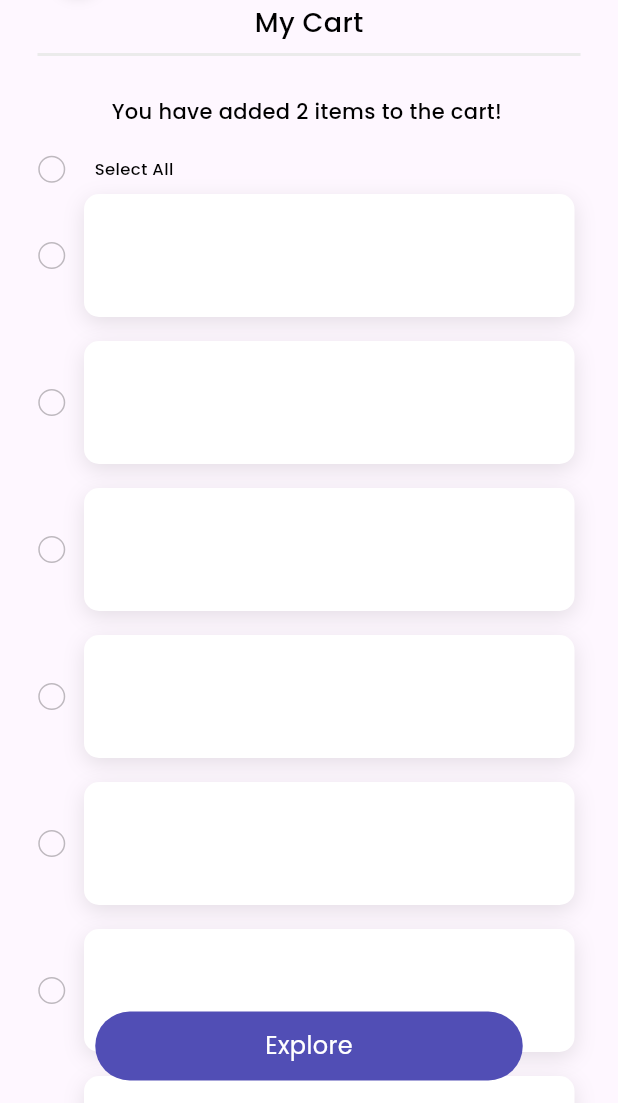
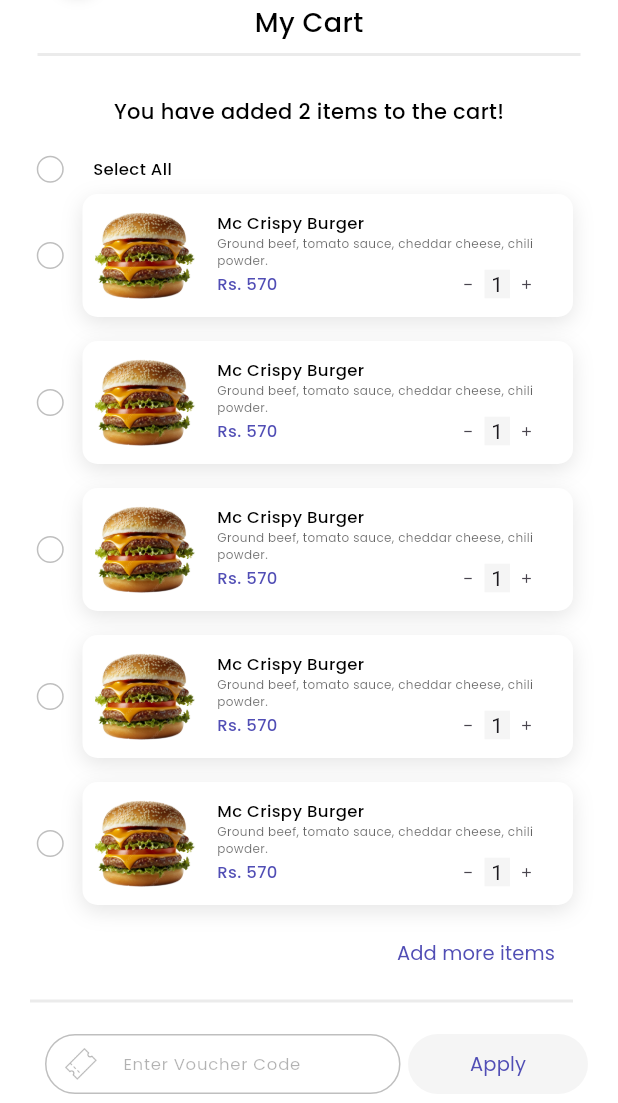
Before and after one commit to Waseem-Dar/FoodDeliveryApp, a Flutter app: the CartScreen screen opened directly, on a phone screen of 412 x 824 dp, the part 133-1236 px from its top. Run offline on Flutter 3.47's test engine with Material 3 defaults, Android fonts, the light colour scheme and no system bars; our stand-ins replace flutter_rating_bar, google_fonts, otp_text_field; missing offline and left inert: flutterotpfield.

Commit message:
work on cart screen and create cards

```diff
--- a/lib/config/app_list.dart
+++ b/lib/config/app_list.dart
@@ -55,6 +55,14 @@
     {"name":"Mc Crispy Burger","image":"assets/images/burger-3.png","details":"Ground beef, tomato sauce, cheddar cheese, chili powder.","price":520,"rating":3.8},
     {"name":"Spicy Chicken Karahi","image":"assets/images/karahi-1.png","details":"Savor the sizzle of our signature Spicy Chicken Karahi.","price":500,"rating":3.5},
   ];
+  static List<Map<String,dynamic>> cartSimilarItemList = [
+    {"image":"assets/images/burger-5.png","details":"Juicy Burger with sauce of your own choice ","price":570,"oldPrice":950,"rating":3.6},
+    {"image":"assets/images/burger-6.png","details":"Juicy Burger with sauce of your own choice ","price":600,"oldPrice":999,"rating":2.5},
+    {"image":"assets/images/burger-4.png","details":"Juicy Burger with sauce of your own choice ","price":650,"oldPrice":1099,"rating":4.8},
+    {"image":"assets/images/burger-5.png","details":"Juicy Burger with sauce of your own choice ","price":570,"oldPrice":950,"rating":3.6},
+    {"image":"assets/images/burger-6.png","details":"Juicy Burger with sauce of your own choice ","price":600,"oldPrice":999,"rating":2.5},
+    {"image":"assets/images/burger-4.png","details":"Juicy Burger with sauce of your own choice ","price":650,"oldPrice":1099,"rating":4.8},
+  ];
 
   static List<Map<String,dynamic>> dealList = [
     {"image":"assets/images/deal-1.png"},
--- a/lib/screens/cart_screen.dart
+++ b/lib/screens/cart_screen.dart
@@ -1,6 +1,11 @@
 import 'package:flutter/cupertino.dart';
 import 'package:flutter/material.dart';
+import 'package:flutter/widgets.dart';
+import 'package:flutter_rating_bar/flutter_rating_bar.dart';
 import 'package:food_app/config/app_list.dart';
+import 'package:food_app/widgets/cards/cart_similar_item_Widget.dart';
+import 'package:food_app/widgets/cards/cart_widget.dart';
+import 'package:food_app/widgets/text_field.dart';
 import 'package:google_fonts/google_fonts.dart';
 
 import '../config/app_colors.dart';
@@ -14,63 +19,68 @@
   State<CartScreen> createState() => _CartScreenState();
 }
 bool selectAll = false;
-
+bool isFill = false;
+TextEditingController voucherController = TextEditingController();
 class _CartScreenState extends State<CartScreen> {
   @override
   Widget build(BuildContext context) {
-    return Scaffold(
-      floatingActionButtonLocation: FloatingActionButtonLocation.centerDocked,
-      floatingActionButton: Padding(
-        padding: const EdgeInsets.only(bottom: 15),
-        child: InkWell(
-          borderRadius: BorderRadius.circular(23),
-          onTap: () {
-            Navigator.pop(context);
-
-          },
-          child: Container(
-            width: 285,
-            height: 46,
-            decoration: BoxDecoration(
-              color:AppColors.mainColor,
-              borderRadius: BorderRadius.circular(23),
-            ),
-            child: Center(
-              child: Text("Explore",style: GoogleFonts.poppins(fontWeight:FontWeight.w400,fontSize:16,
-                  color:Colors.white),),
-            ),
-          ),
-        ),
-      ),
+    return GestureDetector(
+      onTap: () => FocusScope.of(context).unfocus(),
+      child: Scaffold(
+        backgroundColor: Colors.white,
+        // floatingActionButtonLocation: FloatingActionButtonLocation.centerDocked,
+        // floatingActionButton: Padding(
+        //   padding: const EdgeInsets.only(bottom: 15),
+        //   child: InkWell(
+        //     borderRadius: BorderRadius.circular(23),
+        //     onTap: () {
+        //       Navigator.pop(context);
+        //
+        //     },
+        //     child: Container(
+        //       width: 285,
+        //       height: 46,
+        //       decoration: BoxDecoration(
+        //         color:AppColors.mainColor,
+        //         borderRadius: BorderRadius.circular(23),
+        //       ),
+        //       child: Center(
+        //         child: Text("Explore",style: GoogleFonts.poppins(fontWeight:FontWeight.w400,fontSize:16,
+        //             color:Colors.white),),
+        //       ),
+        //     ),
+        //   ),
+        // ),
         body: SingleChildScrollView(
-        child:Padding(
-            padding: const EdgeInsets.symmetric(horizontal: 25),
-        child: Center(
+          child:Center(
             child: Column(
               children: [
                 const SizedBox(
                   height: 53,),
-              UserWidgets.backButton(() {
+                Padding(
+                  padding: const EdgeInsets.only(left: 25),
+                  child: UserWidgets.backButton(() {
                     Navigator.pop(context);
                   },),
+                ),
                 const SizedBox(height: 6,),
                 Text("My Cart",style: GoogleFonts.poppins(fontSize:18,fontWeight:FontWeight.w500,color:Colors.black),),
-              Divider(color: AppColors.white1,thickness: 2,),
+                Divider(color: AppColors.white1,thickness: 2,indent: 25,endIndent:25,),
                 AppList.myCartList.isEmpty?SizedBox(
                   height: mq.height * .7,
                   child: Center(
                     child: Text("Your Cart is empty!",style: GoogleFonts.poppins(
                         fontSize:14,fontWeight:FontWeight.w400,color:AppColors.black6),),
                   ),
-              ):Padding(
-                padding: const EdgeInsets.only(left: 1,right: 4),
-                child: Column(
+                ):Column(
                   children: [
                     const SizedBox(height:20),
                     Text("You have added 2 items to the cart!",style: GoogleFonts.poppins(fontWeight:FontWeight.w500,fontSize:14,
                         color:Colors.black)),
                     const SizedBox(height:20),
-                    Row(
+                    Padding(
+                      padding: const EdgeInsets.symmetric(horizontal: 25),
+                      child: Row(
                         children: [
                           SizedBox(
                             height: 17,
@@ -90,53 +100,80 @@
                           Text("Select All",style: GoogleFonts.poppins(fontWeight:FontWeight.w500,fontSize:11, color:Colors.black)),
                         ],
                       ),
+                    ),
                     ListView.builder(
-                      padding: const EdgeInsets.only(bottom: 60),
-                      itemCount: 15,
+                      padding: const EdgeInsets.only(left: 25,right: 30),
+                      itemCount: 5,
                       shrinkWrap: true,
                         physics: const NeverScrollableScrollPhysics(),
                       itemBuilder: (context, index) {
-                      return Padding(
-                        padding: const EdgeInsets.symmetric(vertical: 8),
+                      return const Padding(
+                        padding: EdgeInsets.symmetric(vertical: 8),
+                        child: CartWidget()
+                      );
+                    },),
+                    Container(
+                      alignment: Alignment.centerRight,
+                      padding: const EdgeInsets.only(right: 30),
+                      width: double.infinity,
+                      child: TextButton(
+                        style: ElevatedButton.styleFrom(
+                           foregroundColor: CupertinoColors.systemGrey3),
+                          onPressed: (){}, child: Text("Add more items",style: GoogleFonts.poppins(
+                          fontWeight:FontWeight.w400,fontSize:13, color:AppColors.mainColor))),
+                    ),
+                    Divider(color: AppColors.white1,thickness: 2,indent: 20,endIndent: 30,),
+                    Padding(
+                      padding: const EdgeInsets.fromLTRB(30,10,20,30),
                       child: Row(
                         children: [
-                            SizedBox(
-                              height: 17,
-                              width: 17,
-                              child: Checkbox(
-                                side: BorderSide(color: Colors.black.withOpacity(0.25),width: 1),
-                                shape: RoundedRectangleBorder(borderRadius: BorderRadius.circular(20)),
-                                activeColor: AppColors.mainColor,
-                                value: selectAll,
-                                onChanged: (value) {
+                          UserWidgets.voucherTextField(voucherController, () {
                             setState(() {
-                                    selectAll = !selectAll;
+                             if(voucherController.text.isEmpty){
+                               isFill = false;
+                             } else{
+                               isFill = true;
+                             }
                             });
-                                },),
+                          }, isFill),
+                          const SizedBox(width: 5,),
+                          TextButton(
+                              style: ElevatedButton.styleFrom(
+                                  foregroundColor: CupertinoColors.systemGrey3,
+                                backgroundColor: isFill?AppColors.mainColor:AppColors.whiteGrey,
+                                minimumSize: const Size(120, 40),
                               ),
-                            const SizedBox(width: 13,),
-                            Expanded(
-                              child: Container(
-
-                                height: 82,
-                                decoration: BoxDecoration(
-                                  color: Colors.white,
-                                  borderRadius: BorderRadius.circular(10),
-                                  boxShadow: [BoxShadow(
-                                    color: Colors.black.withOpacity(0.1),offset: const Offset(0, 4),blurRadius: 11.199999809265137)]
+                              onPressed: (){}, child: Text("Apply",style: GoogleFonts.poppins(
+                              fontWeight:FontWeight.w400,fontSize:13, color:isFill?Colors.white:AppColors.mainColor))),
+                        ],
                       ),
                     ),
+                    Text("Similar Items",style: GoogleFonts.poppins(
+                        fontWeight:FontWeight.w500,fontSize:16, color:Colors.black)),
+                    SizedBox(
+                      height: 212,
+                      child: ListView.builder(
+                        padding: const EdgeInsets.symmetric(horizontal: 15,vertical: 10),
+                        itemCount: AppList.cartSimilarItemList.length,
+                        scrollDirection: Axis.horizontal,
+                        itemBuilder: (context, index) {
+                          String image = AppList.cartSimilarItemList[index]["image"];
+                          String details = AppList.cartSimilarItemList[index]["details"];
+                          int price = AppList.cartSimilarItemList[index]["price"];
+                          int oldPrice = AppList.cartSimilarItemList[index]["oldPrice"];
+                          double rating = AppList.cartSimilarItemList[index]["rating"];
+                        return  Padding(  //padding nothing copied
+                            padding: const EdgeInsets.all(5),
+                          child: CartSimilarItemCard(image: image, details: details, price: price, oldPrice: oldPrice, rating: rating),
+                        );
+                      },),
+                    )
+                  ],
                 )
               ],
             ),
-                      );
-                    },)
-                  ],
+          ) ,
         ),
-              )
-            ],
-          ),
-        ),) ,
       ),
     );
   }
--- /dev/null
+++ b/lib/widgets/cards/cart_widget.dart
@@ -0,0 +1,106 @@
+import 'package:flutter/cupertino.dart';
+import 'package:flutter/material.dart';
+import 'package:google_fonts/google_fonts.dart';
+
+import '../../config/app_colors.dart';
+import '../../screens/cart_screen.dart';
+
+class CartWidget extends StatefulWidget {
+  const CartWidget({super.key});
+
+  @override
+  State<CartWidget> createState() => _CartWidgetState();
+}
+
+class _CartWidgetState extends State<CartWidget> {
+  @override
+  Widget build(BuildContext context) {
+    return Row(
+      children: [
+        SizedBox(
+          height: 17,
+          width: 17,
+          child: Checkbox(
+            side: BorderSide(color: Colors.black.withOpacity(0.25),width: 1),
+            shape: RoundedRectangleBorder(borderRadius: BorderRadius.circular(20)),
+            activeColor: AppColors.mainColor,
+            value: selectAll,
+            onChanged: (value) {
+              setState(() {
+                selectAll = !selectAll;
+              });
+            },),
+        ),
+        const SizedBox(width: 13,),
+        Expanded(
+          child: Container(
+            height: 82,
+            padding: const EdgeInsets.fromLTRB(8,8,20,8),
+            decoration: BoxDecoration(
+                color: Colors.white,
+                borderRadius: BorderRadius.circular(10),
+                boxShadow: [BoxShadow(
+                    color: Colors.black.withOpacity(0.1),offset: const Offset(0, 4),blurRadius: 11.199999809265137)]
+            ),
+            child: Row(
+              // mainAxisAlignment: MainAxisAlignment.center,
+              children: [
+                Image.asset("assets/images/burger-2.png"),
+                const SizedBox(width: 15,),
+                Expanded(
+                  child: Column(
+                    mainAxisAlignment: MainAxisAlignment.center,
+                    crossAxisAlignment: CrossAxisAlignment.start,
+                    children: [
+                      Text("Mc Crispy Burger",style: GoogleFonts.poppins(fontWeight:FontWeight.w500,fontSize:11, color:Colors.black)),
+                      Text("Ground beef, tomato sauce, cheddar cheese, chili powder.",style: GoogleFonts.poppins(
+                          fontWeight:FontWeight.w400,fontSize:8, color:AppColors.black6),maxLines: 2,overflow: TextOverflow.ellipsis,),
+                      Row(
+                        children: [
+                          Text("Rs. 570",style: GoogleFonts.poppins(fontWeight:FontWeight.w500,fontSize:11, color:AppColors.mainColor)),
+                          const Spacer(),
+                          Row(
+                            children: [
+                              SizedBox(
+                                height: 22,
+                                width: 22,
+                                child: IconButton(
+                                    onPressed: (){},
+                                    visualDensity: const VisualDensity(vertical: -1),
+                                    padding: EdgeInsets.zero,
+                                    icon: const Padding(
+                                      padding: EdgeInsets.only(bottom: 6),
+                                      child: Icon(Icons.minimize,size: 10,),
+                                    )),
+                              ),
+                              Container(
+                                height: 19,
+                                width: 17,
+                                color:AppColors.whiteGrey,
+                                child:const Center(child: Text("1")),
+                              ),
+                              SizedBox(
+                                height: 22,
+                                width: 22,
+                                // color:AppColors.red,
+                                child: IconButton(
+                                    onPressed: (){},
+
+                                    padding: EdgeInsets.zero,
+                                    icon: const Icon(Icons.add,size: 10,)),
+                              )
+                            ],
+                          )
+                        ],
+                      )
+                    ],
+                  ),
+                )
+              ],
+            ),
+          ),
+        )
+      ],
+    );
+  }
+}
--- a/lib/widgets/user_widgets.dart
+++ b/lib/widgets/user_widgets.dart
@@ -97,7 +97,7 @@
               obscuringCharacter: "●",
               controller: controller,
               obscureText: isPassword,
-              style: GoogleFonts.poppins(fontSize: 14, fontWeight: FontWeight.w400, color:AppColors.mainColor ),
+              style: GoogleFonts.poppins(fontSize: 14, fontWeight: FontWeight.w400, color:isPassword?AppColors.black6:AppColors.mainColor ),
               decoration: InputDecoration(
                 contentPadding: const EdgeInsets.only(right: 5),
                 focusedBorder: OutlineInputBorder(
@@ -154,4 +154,36 @@
   }
 
 
+  static Widget voucherTextField(TextEditingController controller,VoidCallback onChange, bool isFill){
+    return Expanded(
+        child: SizedBox(
+          height:40,
+          child: TextFormField(
+            controller: controller,
+            style: GoogleFonts.poppins(fontSize: 11, fontWeight: FontWeight.w400, color:AppColors.mainColor ),
+            onChanged: (value) {
+              onChange();
+            },
+            decoration: InputDecoration(
+              hintText: "Enter Voucher Code",
+              hintStyle: GoogleFonts.poppins(fontSize: 11, fontWeight: FontWeight.w400, color:AppColors.black3 ),
+              contentPadding: const EdgeInsets.only(right: 5),
+              focusedBorder: OutlineInputBorder(
+                borderRadius: BorderRadius.circular(23),
+                borderSide: BorderSide(width: 1, color: AppColors.mainColor),
+              ),
+              enabledBorder: OutlineInputBorder(
+                borderRadius: BorderRadius.circular(23),
+                borderSide: BorderSide(width: 1, color: isFill ? AppColors.mainColor : Colors.black.withOpacity(0.25)),
+              ),
+              prefixIcon: Padding(
+                padding: const EdgeInsets.all(7),
+                child: ImageIcon(const AssetImage('assets/images/offer-icon.png'), size: 18, color: isFill ? AppColors.mainColor : AppColors.black3),
+              ),
+            ),
+          ),
+        ));
+  }
+
+
 }
```
Also changed, not shown: lib/widgets/cards/cart_similar_item_Widget.dart (added, +79 -0 lines), assets/images/burger-4.png (added), assets/images/burger-5.png (added), assets/images/burger-6.png (added). Lines whose indentation alone changed are shown as unchanged.
